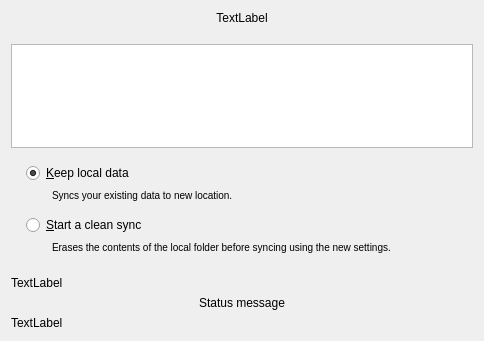
Above: src/wizard/owncloudadvancedsetuppage.ui from jdbravo/mirall-backup before the change. Below: the same form after it.
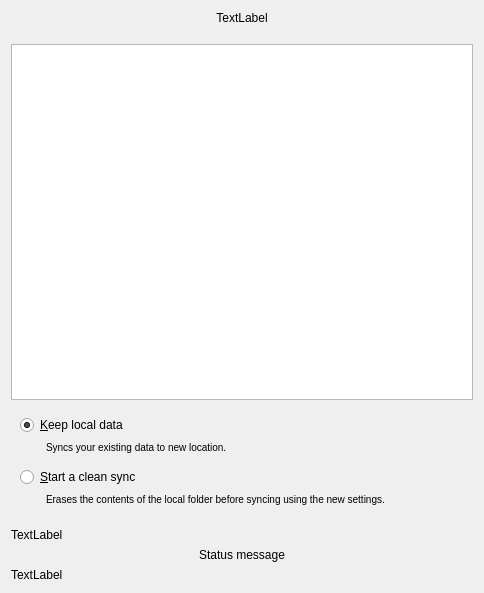
That is the form after the change.

Commit message: added the dialog folder chooser, qtreeview resized

Patch:
```diff
--- a/src/wizard/owncloudadvancedsetuppage.ui
+++ b/src/wizard/owncloudadvancedsetuppage.ui
@@ -7,7 +7,7 @@
     <x>0</x>
     <y>0</y>
     <width>484</width>
-    <height>336</height>
+    <height>593</height>
    </rect>
   </property>
   <property name="sizePolicy">
@@ -56,14 +56,18 @@
     </spacer>
    </item>
    <item>
-    <layout class="QFormLayout" name="advancedBox">
-     <property name="fieldGrowthPolicy">
-      <enum>QFormLayout::ExpandingFieldsGrow</enum>
-     </property>
-     <item row="0" column="0" colspan="2">
-      <widget class="QTreeView" name="wizardTreeView"/>
+    <layout class="QVBoxLayout" name="verticalLayout_4">
+     <item>
+      <widget class="QTreeView" name="wizardTreeView">
+       <property name="minimumSize">
+        <size>
+         <width>0</width>
+         <height>250</height>
+        </size>
+       </property>
+      </widget>
      </item>
-     <item row="1" column="1">
+     <item>
       <widget class="QWidget" name="resolutionWidget" native="true">
        <property name="sizePolicy">
         <sizepolicy hsizetype="Preferred" vsizetype="Fixed">
```
The commit also changes 5 other files.
